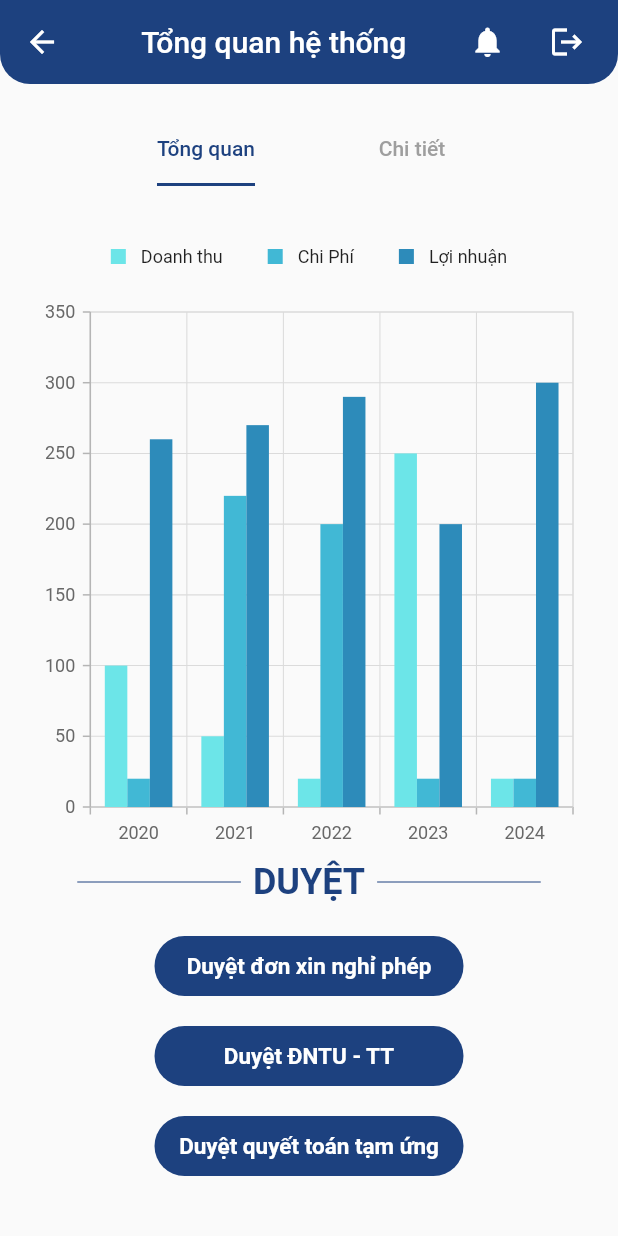
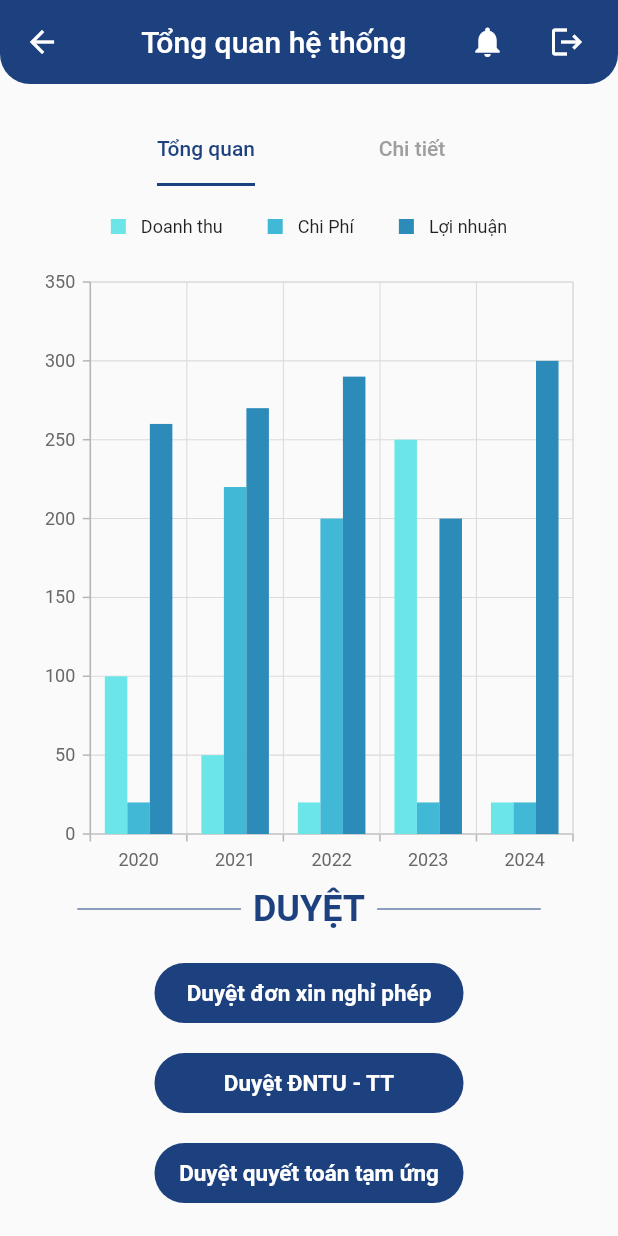
Before and after one commit to dung0911/eboss, a Flutter app: the screen it shows after launch, after a tap on "Login", on a phone screen of 412 x 824 dp. Run offline on Flutter 3.47's test engine with Material 2 defaults, Android fonts, the phone set to English and light mode, and no system bars; our stand-ins replace syncfusion_flutter_charts.

Commit message:
Responsive

```diff
--- a/lib/Interfaces/HomePage/Dashboard.dart
+++ b/lib/Interfaces/HomePage/Dashboard.dart
@@ -1,6 +1,6 @@
 import 'package:eboss/Interfaces/HomePage/ChartDetail.dart';
 import 'package:eboss/Interfaces/HomePage/GeneralChart.dart';
-import 'package:eboss/Widget/WelcomeWidget/CustomButton.dart';
+import 'package:eboss/Widget/General/CustomButton.dart';
 import 'package:flutter/material.dart';
 
 class Dashboard extends StatefulWidget {
@@ -25,7 +25,6 @@ class _Dashboard extends State<Dashboard> {
                   bottomRight: Radius.circular(20),
                 ),
                 color: Color.fromRGBO(29, 65, 127, 1),
-
               ),
               child: AppBar(
                 backgroundColor: Colors.transparent,
@@ -73,16 +72,12 @@ class _Dashboard extends State<Dashboard> {
               ),
             ),
             SizedBox(
-              height: 20,
+              height: 0,
             ),
 
             Expanded(
               child: TabBarView(
-                children: [
-                  GeneralChart(),
-                  ChartDetail()
-                  // Nội dung của Tab thứ 2
-                ],
+                children: [GeneralChart(), ChartDetail()],
               ),
             ),
           ],
--- a/lib/Interfaces/HomePage/GeneralChart.dart
+++ b/lib/Interfaces/HomePage/GeneralChart.dart
@@ -1,5 +1,5 @@
 import 'package:eboss/Interfaces/HomePage/Dashboard.dart';
-import 'package:eboss/Widget/WelcomeWidget/CustomButton.dart';
+import 'package:eboss/Widget/General/CustomButton.dart';
 import 'package:flutter/material.dart';
 import 'package:eboss/Widget/ChartWidget/ChartData.dart';
 import 'package:syncfusion_flutter_charts/charts.dart';
@@ -25,7 +25,8 @@ class GeneralChart extends StatelessWidget {
 
   @override
   Widget build(BuildContext context) {
-    return Padding(
+    return SingleChildScrollView(
+        child: Padding(
       padding: const EdgeInsets.all(20.0),
       child: Column(
         children: [
@@ -44,7 +45,9 @@ class GeneralChart extends StatelessWidget {
             ],
           ),
           SizedBox(height: 20),
-          Expanded(
+          Container(
+            height: MediaQuery.of(context).size.height *
+                0.5, // Đặt chiều cao cho biểu đồ
             child: SfCartesianChart(
               primaryXAxis: CategoryAxis(),
               primaryYAxis: NumericAxis(),
@@ -127,7 +130,9 @@ class GeneralChart extends StatelessWidget {
                   },
                   backgroundColor: Color.fromRGBO(29, 65, 127, 1),
                 ),
-                SizedBox(height: 20,),
+                SizedBox(
+                  height: 20,
+                ),
                 CustomButton(
                   label: "Duyệt ĐNTU - TT",
                   onPressed: () {
@@ -139,7 +144,9 @@ class GeneralChart extends StatelessWidget {
                   },
                   backgroundColor: Color.fromRGBO(29, 65, 127, 1),
                 ),
-                SizedBox(height: 20,),
+                SizedBox(
+                  height: 20,
+                ),
                 CustomButton(
                   label: "Duyệt quyết toán tạm ứng",
                   onPressed: () {
@@ -151,13 +158,15 @@ class GeneralChart extends StatelessWidget {
                   },
                   backgroundColor: Color.fromRGBO(29, 65, 127, 1),
                 ),
-                SizedBox(height: 20,),
+                SizedBox(
+                  height: 20,
+                ),
               ],
             ),
           ),
         ],
       ),
-    );
+    ));
   }
 }
 
--- a/lib/Interfaces/Welcome/Button.dart
+++ b/lib/Interfaces/Welcome/Button.dart
@@ -1,5 +1,5 @@
 import 'package:eboss/Interfaces/HomePage/Dashboard.dart';
-import 'package:eboss/Widget/WelcomeWidget/CustomButton.dart';
+import 'package:eboss/Widget/General/CustomButton.dart';
 import 'package:flutter/material.dart';
 
 class Button extends StatelessWidget {
--- a/lib/Interfaces/Welcome/InputField.dart
+++ b/lib/Interfaces/Welcome/InputField.dart
@@ -1,4 +1,5 @@
 import 'package:eboss/Interfaces/Welcome/Button.dart';
+import 'package:eboss/Widget/WelcomeWidget/InputText.dart';
 import 'package:flutter/material.dart';
 
 class InputField extends StatefulWidget {
@@ -17,14 +18,21 @@ class _InputFieldState extends State<InputField> {
 
   @override
   Widget build(BuildContext context) {
+    final orientation = MediaQuery.of(context).orientation;
     bool _rememberPassword = true;
-    double width = MediaQuery.of(context).size.width;
-
+    double height = (orientation == Orientation.portrait)
+        ? MediaQuery.of(context).size.height / 2.5
+        : MediaQuery.of(context).size.height / 1.75;
+    double margin = (orientation == Orientation.portrait)
+        ? 100
+        : 0;
     return Container(
-      margin: EdgeInsets.only(top: 100.0),
-      width: width * 10 / 12,
-      height: 300,
-      padding: EdgeInsets.all(10),
+      margin: EdgeInsets.only(top: margin),
+      height: height,
+      padding: EdgeInsets.only(
+          left: 20,
+          right: 20
+      ),
       decoration: BoxDecoration(
         color: Colors.white,
         border: Border.all(
@@ -33,69 +41,31 @@ class _InputFieldState extends State<InputField> {
         ),
         borderRadius: BorderRadius.all(Radius.circular(20)),
       ),
-      // Màu nền cho Container và tất cả children của nó
       child: Column(
         mainAxisAlignment: MainAxisAlignment.center,
         children: <Widget>[
-          Container(
-            width: width * 8 / 11,
-            child: TextField(
-              decoration: InputDecoration(
-                prefixIcon: Padding(
-                  padding: EdgeInsets.only(left: 20, right: 5),
-                  child: Icon(Icons.person, color: Colors.grey),
-                ) ,
+          InputText(
             hintText: "Username",
-                hintStyle: TextStyle(color: Colors.grey),
-                border: OutlineInputBorder(
-                  borderRadius: BorderRadius.circular(50),
-                  borderSide: BorderSide(color: Colors.black),
-                ),
-                focusedBorder: OutlineInputBorder(
-                  borderRadius: BorderRadius.circular(50),
-                  borderSide: BorderSide(color: Colors.black, width: 2.0),
-                ),
-              ),
-            ),
+            prefixIcon: Icons.person,
+            onChanged: (text) {
+            },
           ),
           SizedBox(
-            height: 20,
+            height: 5,
           ),
-          Container(
-            width: width * 8 / 11,
-            child: TextField(
+          InputText(
+            hintText: "Password",
+            prefixIcon: Icons.lock,
             obscureText: _obscureText,
-              decoration: InputDecoration(
-                prefixIcon: Padding(
-                  padding: EdgeInsets.only(left: 20, right: 5),
-                  child: Icon(Icons.lock, color: Colors.grey),
-                ),
-                hintText: "Password",
-                hintStyle: TextStyle(color: Colors.grey),
-                border: OutlineInputBorder(
-                  borderRadius: BorderRadius.circular(50),
-                  borderSide: BorderSide(color: Colors.black),
-                ),
-                focusedBorder: OutlineInputBorder(
-                  borderRadius: BorderRadius.circular(50),
-                  borderSide: BorderSide(color: Colors.black, width: 2.0),
-                ),
-                suffixIcon: Padding(
-                  padding: EdgeInsets.only(left: 5, right: 10),
-                  child: IconButton(
+            onChanged: (text) {
+            },
+            suffixIcon: IconButton(
               icon: Icon(
                 _obscureText ? Icons.visibility : Icons.visibility_off,
                 color: Colors.grey,
               ),
               onPressed: _togglePasswordVisibility,
             ),
-                )
-
-              ),
-            ),
-          ),
-          SizedBox(
-            height: 10,
           ),
           CheckboxListTile(
             title: Text("Ghi nhớ"),
@@ -107,7 +77,6 @@ class _InputFieldState extends State<InputField> {
             },
             controlAffinity: ListTileControlAffinity.leading,
           ),
-          SizedBox(height: 10),
           Button(),
         ],
       ),
--- a/lib/Interfaces/Welcome/LoginPage.dart
+++ b/lib/Interfaces/Welcome/LoginPage.dart
@@ -5,16 +5,16 @@ import 'package:flutter/material.dart';
 class LoginPage extends StatelessWidget {
   @override
   Widget build(BuildContext context) {
+    final orientation = MediaQuery.of(context).orientation;
     return Scaffold(
       backgroundColor: Color.fromRGBO(29, 65, 127, 1),
       body: Stack(
         children: [
-          Positioned(
-            top: 0,
-            left: 0,
-            right: 0,
-            bottom: MediaQuery.of(context).size.height / 2.1,
+          Align(
+            alignment: Alignment.topCenter,
             child: Container(
+              height: MediaQuery.of(context).size.height * 2 / 3,
+              width: double.infinity,
               decoration: BoxDecoration(
                 color: Color.fromRGBO(246, 246, 246, 1),
                 borderRadius: BorderRadius.only(
@@ -23,32 +23,54 @@ class LoginPage extends StatelessWidget {
               ),
             ),
           ),
-          Center(
-            child: InputField(),
-          ),
+          // Logo ở trên cùng
           Positioned(
-            top: 60,
-            left: 0,
-            right: 0,
-            child: Image.asset(
-              'assets/images/logo.jpg',
-              width: 100,
-              height: 100,
+            top: (orientation == Orientation.portrait) ? 100 : 5,
+            left: 35,
+            right: 35,
+            child: Center(
+              child: OrientationBuilder(
+                builder: (context, orientation) {
+                  double screenWidth = MediaQuery.of(context).size.width;
+                  double screenHeight = MediaQuery.of(context).size.height;
+
+                  double aspectRatio;
+
+                  if (orientation == Orientation.portrait) {
+                    aspectRatio = (screenWidth / 1) / (screenHeight / 4);
+                  } else {
+                    aspectRatio = (screenWidth / 4) / (screenHeight / 6);
+                  }
+
+                  return AspectRatio(
+                    aspectRatio: aspectRatio,
+                    child: Image.asset('assets/images/logo.jpg', fit: BoxFit.contain),
+                  );
+                },
+              ),
             ),
           ),
           Positioned(
-            bottom: 20,
-            left: 0,
-            right: 0,
+            top: (orientation == Orientation.portrait)
+                ? MediaQuery.of(context).size.height * 1 / 3
+                : MediaQuery.of(context).size.height * 1 / 4, // Điều chỉnh giá trị này cho phù hợp
+            left: 20,
+            right: 20,
+            child: InputField(),
+          ),
+
+          Align(
+            alignment: Alignment.bottomCenter,
             child: Column(
+              mainAxisSize: MainAxisSize.min,
               mainAxisAlignment: MainAxisAlignment.center,
-              children: <Widget>[
+              children: [
                 Image.asset(
                   'assets/images/eboss_logo_60.png',
                   width: 100,
-                  height: 40,
+                  height: 30,
                 ),
-                SizedBox(height: 10),
+                SizedBox(height: 3),
                 Text(
                   'Bản quyền của Công ty CP Công Nghệ FISOFT.',
                   style: TextStyle(
@@ -57,11 +79,14 @@ class LoginPage extends StatelessWidget {
                     fontWeight: FontWeight.bold,
                   ),
                 ),
-                SizedBox(height: 5,),
+                SizedBox(
+                  height: 3,
+                ),
                 Text(
                   'Giữ toàn quyền',
                   style: TextStyle(color: Colors.white, fontSize: 10),
-                )
+                ),
+                SizedBox(height: 10),
               ],
             ),
           ),
--- /dev/null
+++ b/lib/Widget/WelcomeWidget/InputText.dart
@@ -0,0 +1,47 @@
+import 'package:flutter/material.dart';
+
+class InputText extends StatelessWidget {
+  final String hintText;
+  final IconData prefixIcon;
+  final bool obscureText;
+  final Function(String)? onChanged;
+  final Function()? onTogglePassword;
+  final TextEditingController? controller;
+  final Widget? suffixIcon;
+
+  InputText({
+    required this.hintText,
+    required this.prefixIcon,
+    this.obscureText = false,
+    this.onChanged,
+    this.controller,
+    this.onTogglePassword,
+    this.suffixIcon,
+  });
+
+  @override
+  Widget build(BuildContext context) {
+    return TextField(
+      controller: controller,
+      obscureText: obscureText,
+      onChanged: onChanged,
+      decoration: InputDecoration(
+        prefixIcon: Padding(
+          padding: EdgeInsets.only(left: 20, right: 5),
+          child: Icon(prefixIcon, color: Colors.grey),
+        ),
+        hintText: hintText,
+        hintStyle: TextStyle(color: Colors.grey),
+        border: OutlineInputBorder(
+          borderRadius: BorderRadius.circular(50),
+          borderSide: BorderSide(color: Colors.black),
+        ),
+        focusedBorder: OutlineInputBorder(
+          borderRadius: BorderRadius.circular(50),
+          borderSide: BorderSide(color: Colors.black, width: 2.0),
+        ),
+        suffixIcon: suffixIcon,
+      ),
+    );
+  }
+}
```
Also changed, not shown: lib/Widget/General/CustomButton.dart (renamed from lib/Widget/WelcomeWidget/CustomButton.dart). Lines whose indentation alone changed are shown as unchanged.
